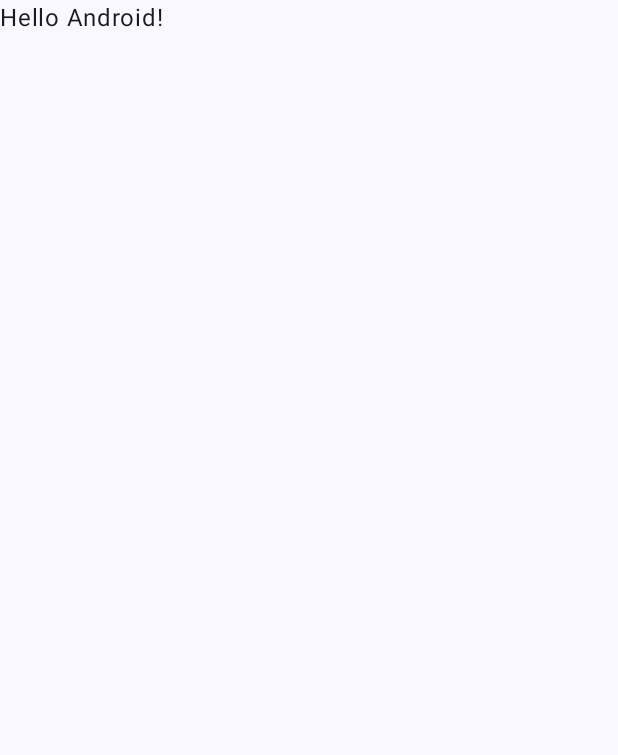
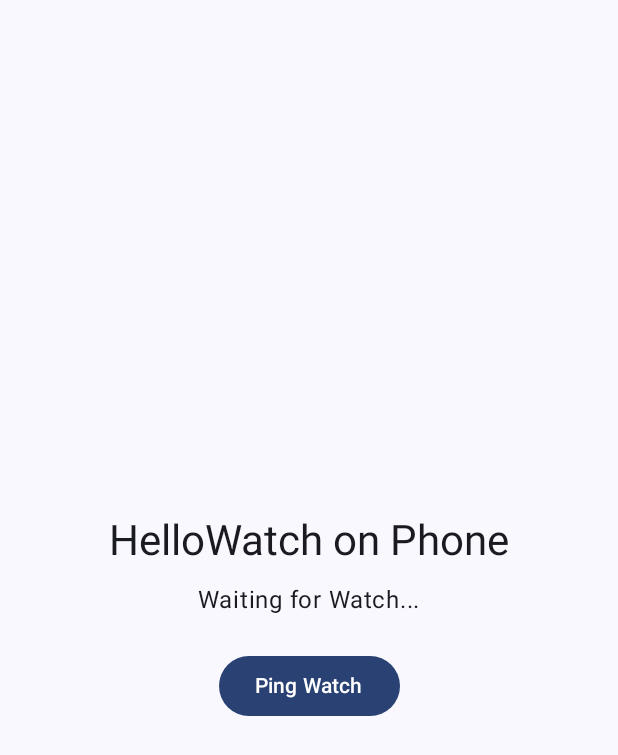
Before and after one commit to alexboutov/HelloWatch, an Android app built with Jetpack Compose: the screen it shows after launch (MainActivity), on a phone screen of 412 x 824 dp. Before the commit the part shown is almost empty. Shown: the top 755 px of the screen. Run offline under Robolectric (Android 15) with nearby library versions, the phone set to English and light mode, and no system bars.

Commit message:
HelloWatch on Phone Waiting for Watch and Ping button

```diff
--- a/mobile/src/main/java/com/natatometry/hellowatch/MainActivity.kt
+++ b/mobile/src/main/java/com/natatometry/hellowatch/MainActivity.kt
@@ -4,13 +4,20 @@ import android.os.Bundle
 import androidx.activity.ComponentActivity
 import androidx.activity.compose.setContent
 import androidx.activity.enableEdgeToEdge
+import androidx.compose.foundation.layout.Arrangement
+import androidx.compose.foundation.layout.Column
+import androidx.compose.foundation.layout.Spacer
 import androidx.compose.foundation.layout.fillMaxSize
+import androidx.compose.foundation.layout.height
 import androidx.compose.foundation.layout.padding
+import androidx.compose.material3.Button
+import androidx.compose.material3.MaterialTheme
 import androidx.compose.material3.Scaffold
 import androidx.compose.material3.Text
 import androidx.compose.runtime.Composable
+import androidx.compose.ui.Alignment
 import androidx.compose.ui.Modifier
-import androidx.compose.ui.tooling.preview.Preview
+import androidx.compose.ui.unit.dp
 import com.natatometry.hellowatch.ui.theme.HelloWatchTheme
 
 class MainActivity : ComponentActivity() {
@@ -20,10 +27,7 @@ class MainActivity : ComponentActivity() {
         setContent {
             HelloWatchTheme {
                 Scaffold(modifier = Modifier.fillMaxSize()) { innerPadding ->
-                    Greeting(
-                        name = "Android",
-                        modifier = Modifier.padding(innerPadding)
-                    )
+                    PhoneHomeScreen(modifier = Modifier.padding(innerPadding))
                 }
             }
         }
@@ -31,17 +35,26 @@ class MainActivity : ComponentActivity() {
 }
 
 @Composable
-fun Greeting(name: String, modifier: Modifier = Modifier) {
-    Text(
-        text = "Hello $name!",
+fun PhoneHomeScreen(modifier: Modifier = Modifier) {
+    Column(
         modifier = modifier
-    )
-}
-
-@Preview(showBackground = true)
-@Composable
-fun GreetingPreview() {
-    HelloWatchTheme {
-        Greeting("Android")
+            .fillMaxSize()
+            .padding(24.dp),
+        verticalArrangement = Arrangement.Center,
+        horizontalAlignment = Alignment.CenterHorizontally
+    ) {
+        Text(
+            text = "HelloWatch on Phone",
+            style = MaterialTheme.typography.headlineMedium
+        )
+        Spacer(modifier = Modifier.height(12.dp))
+        Text(
+            text = "Waiting for Watch...",
+            style = MaterialTheme.typography.bodyLarge
+        )
+        Spacer(modifier = Modifier.height(24.dp))
+        Button(onClick = { /* Will send Bluetooth ping to Watch */ }) {
+            Text(text = "Ping Watch")
+        }
     }
 }
```
